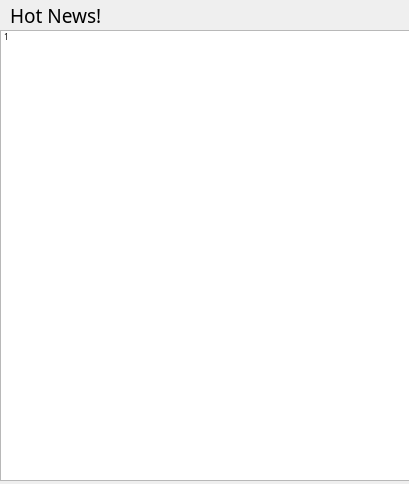
Old version of the form VirtualStock_dir/newswidget.ui in the repository Vks-Feng/Nullptr.
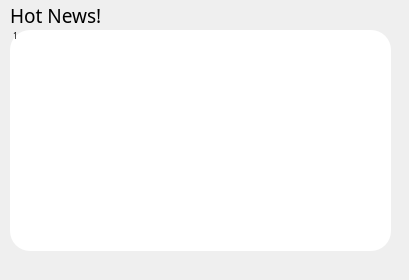
New version of the form.

Commit message: update ui with select page1

Diff of the .ui file:
```diff
--- a/VirtualStock_dir/newswidget.ui
+++ b/VirtualStock_dir/newswidget.ui
@@ -7,7 +7,7 @@
     <x>0</x>
     <y>0</y>
     <width>409</width>
-    <height>484</height>
+    <height>280</height>
    </rect>
   </property>
   <property name="windowTitle">
@@ -35,10 +35,10 @@
   <widget class="QListWidget" name="NewsList">
    <property name="geometry">
     <rect>
-     <x>0</x>
+     <x>10</x>
      <y>30</y>
-     <width>411</width>
-     <height>451</height>
+     <width>381</width>
+     <height>221</height>
     </rect>
    </property>
    <property name="font">
@@ -47,6 +47,40 @@
      <pointsize>9</pointsize>
     </font>
    </property>
+   <property name="styleSheet">
+    <string notr="true">QListWidget::item:selected{
+	background-color:rgba(33, 84, 118, 100);
+}
+QListWidget::item:hover { background-color: rgb(255, 221, 233); }
+ // 设置垂直滚动条基本样式
+QScrollBar:vertical
+{
+    width:8px;
+    background:rgba(0,0,0,0%);
+    margin:0px,0px,0px,0px;
+    padding-top:9px;   // 留出9px给上面和下面的箭头
+    padding-bottom:9px;
+}
+QScrollBar::handle:vertical
+{
+    width:8px;
+    background:rgba(0,0,0,25%);
+    border-radius:4px;   // 滚动条两端变成椭圆
+    min-height:20;
+}
+QScrollBar::add-page:vertical,QScrollBar::sub-page:vertical   // 当滚动条滚动的时候，上面的部分和下面的部分
+{
+    background:rgba(0,0,0,10%);
+    border-radius:4px;
+}
+QListWidget
+{
+background-color: rgb(255, 255, 255);
+border-radius:20px;
+border:1px rgb(231, 231, 231);
+}
+</string>
+   </property>
    <item>
     <property name="text">
      <string>1</string>
```
The commit also changes 164 other files.
